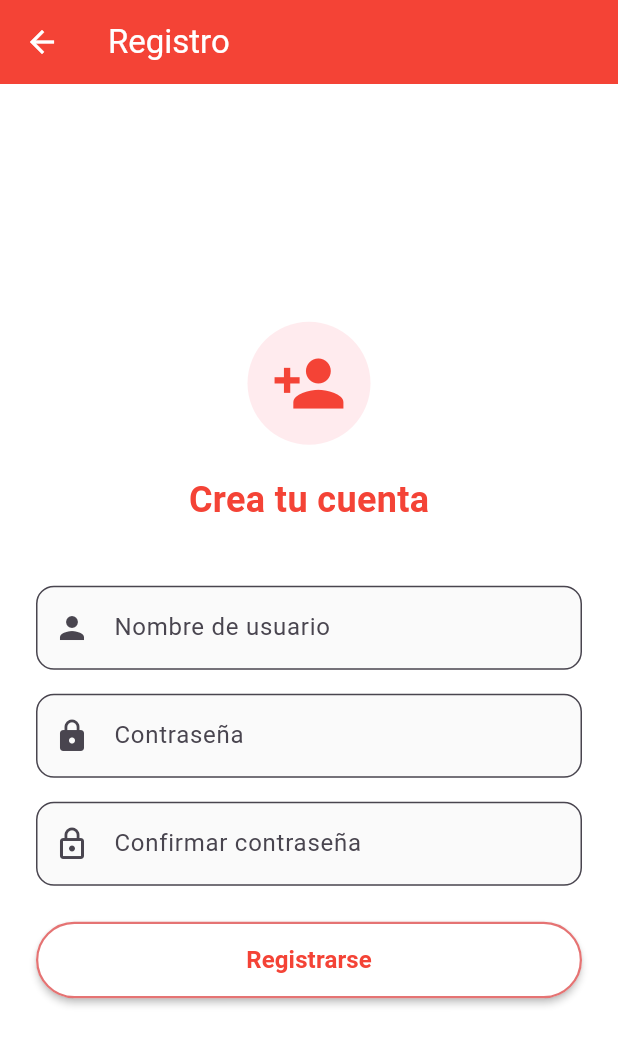
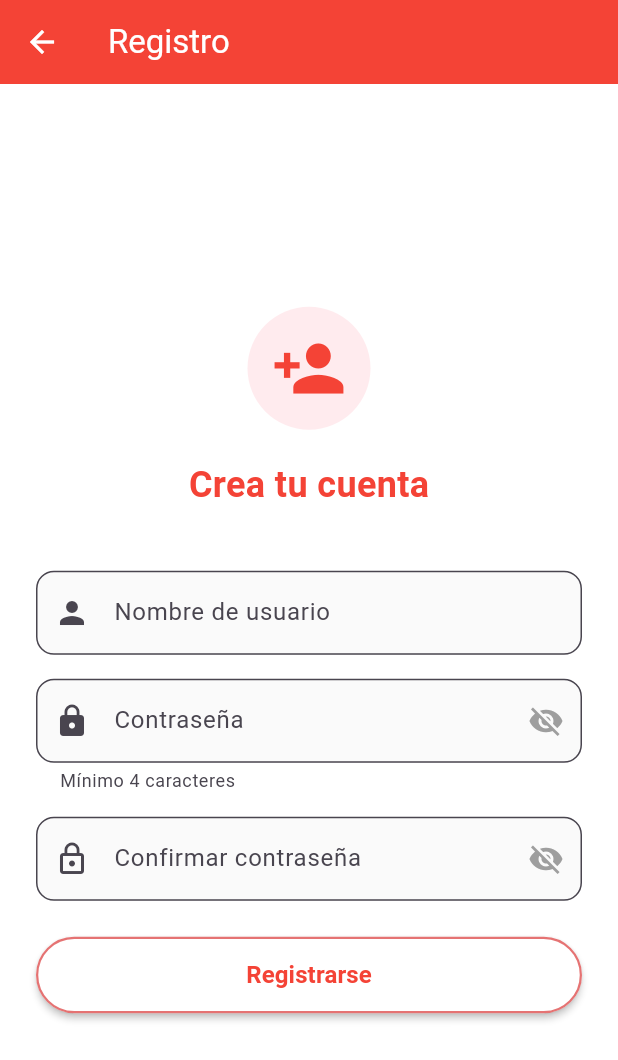
Before and after one commit to Danniel-Al/TallerApps_monitorecg, a Flutter app: the RegisterScreen screen opened directly, on a phone screen of 412 x 824 dp. Shown: the top 1060 px of the screen. Run offline on Flutter 3.47's test engine with Material 3 defaults, Android fonts, the light colour scheme and no system bars.

Commit message:
feat: Agrega visibilidad de contraseña en ambos campos de registro y helper text

```diff
--- a/lib/screens/register_screen.dart
+++ b/lib/screens/register_screen.dart
@@ -1,5 +1,6 @@
 // lib/screens/register_screen.dart
 // PANTALLA DE REGISTRO DE NUEVOS USUARIOS
+// CON OPCIÓN PARA MOSTRAR/OCULTAR CONTRASEÑA EN AMBOS CAMPOS
 
 import 'package:flutter/material.dart';
 
@@ -11,15 +12,22 @@
 }
 
 class _RegisterScreenState extends State<RegisterScreen> {
+  // Controladores para leer el texto de los campos
   final TextEditingController _usernameController = TextEditingController();
   final TextEditingController _passwordController = TextEditingController();
   final TextEditingController _confirmController = TextEditingController();
 
+  // Controlan si las contraseñas se muestran o se ocultan
+  bool _obscurePassword = true;
+  bool _obscureConfirmPassword = true;
+
+  // Función que se ejecuta al presionar "Registrarse"
   void _handleRegister() {
     final username = _usernameController.text.trim();
     final password = _passwordController.text;
     final confirm = _confirmController.text;
 
+    // ========== VALIDACIONES ==========
     if (username.isEmpty) {
       _showError('Ingresa un nombre de usuario');
     } else if (password.isEmpty) {
@@ -29,19 +37,24 @@
     } else if (password.length < 4) {
       _showError('La contraseña debe tener al menos 4 caracteres');
     } else {
+      // Registro exitoso
       _showSuccess('Registro exitoso. Ahora inicia sesión.');
+
+      // Regresa a la pantalla de login después de 2 segundos
       Future.delayed(const Duration(seconds: 2), () {
         Navigator.pop(context);
       });
     }
   }
 
+  // Muestra mensaje de error (fondo rojo)
   void _showError(String message) {
     ScaffoldMessenger.of(context).showSnackBar(
       SnackBar(content: Text(message), backgroundColor: Colors.red),
     );
   }
 
+  // Muestra mensaje de éxito (fondo verde)
   void _showSuccess(String message) {
     ScaffoldMessenger.of(context).showSnackBar(
       SnackBar(content: Text(message), backgroundColor: Colors.green),
@@ -53,7 +66,10 @@
     return Scaffold(
       backgroundColor: Colors.white,
       appBar: AppBar(
-        title: const Text('Registro', style: TextStyle(color: Colors.white)),
+        title: const Text(
+          'Registro',
+          style: TextStyle(color: Colors.white),
+        ),
         backgroundColor: Colors.red,
         elevation: 0,
         leading: IconButton(
@@ -66,59 +82,108 @@
         child: Column(
           mainAxisAlignment: MainAxisAlignment.center,
           children: [
+            // Icono de persona con círculo de fondo
             Container(
               padding: const EdgeInsets.all(16),
               decoration: BoxDecoration(
                 color: Colors.red.shade50,
                 shape: BoxShape.circle,
               ),
-              child: const Icon(Icons.person_add, size: 50, color: Colors.red),
+              child: const Icon(
+                Icons.person_add,
+                size: 50,
+                color: Colors.red,
+              ),
             ),
             const SizedBox(height: 20),
+
+            // Título
             const Text(
               'Crea tu cuenta',
-              style: TextStyle(fontSize: 24, fontWeight: FontWeight.bold, color: Colors.red),
+              style: TextStyle(
+                fontSize: 24,
+                fontWeight: FontWeight.bold,
+                color: Colors.red,
+              ),
             ),
             const SizedBox(height: 40),
-            // Campo usuario
+
+            // Campo: Nombre de usuario
             TextField(
               controller: _usernameController,
               decoration: InputDecoration(
                 labelText: 'Nombre de usuario',
-                border: OutlineInputBorder(borderRadius: BorderRadius.circular(12)),
+                border: OutlineInputBorder(
+                  borderRadius: BorderRadius.circular(12),
+                ),
                 prefixIcon: const Icon(Icons.person),
                 filled: true,
                 fillColor: Colors.grey.shade50,
               ),
             ),
             const SizedBox(height: 16),
-            // Campo contraseña
+
+            // Campo: Contraseña (CON OPCIÓN DE VISIBILIDAD)
             TextField(
               controller: _passwordController,
-              obscureText: true,
+              obscureText: _obscurePassword,
               decoration: InputDecoration(
                 labelText: 'Contraseña',
-                border: OutlineInputBorder(borderRadius: BorderRadius.circular(12)),
+                border: OutlineInputBorder(
+                  borderRadius: BorderRadius.circular(12),
+                ),
                 prefixIcon: const Icon(Icons.lock),
+                suffixIcon: IconButton(
+                  icon: Icon(
+                    _obscurePassword
+                        ? Icons.visibility_off
+                        : Icons.visibility,
+                    color: Colors.grey,
+                  ),
+                  onPressed: () {
+                    setState(() {
+                      _obscurePassword = !_obscurePassword;
+                    });
+                  },
+                ),
+                helperText: 'Mínimo 4 caracteres',
+                helperStyle: const TextStyle(fontSize: 12),
                 filled: true,
                 fillColor: Colors.grey.shade50,
               ),
             ),
             const SizedBox(height: 16),
-            // Campo confirmar contraseña
+
+            // Campo: Confirmar Contraseña (CON OPCIÓN DE VISIBILIDAD)
             TextField(
               controller: _confirmController,
-              obscureText: true,
+              obscureText: _obscureConfirmPassword,
               decoration: InputDecoration(
                 labelText: 'Confirmar contraseña',
-                border: OutlineInputBorder(borderRadius: BorderRadius.circular(12)),
+                border: OutlineInputBorder(
+                  borderRadius: BorderRadius.circular(12),
+                ),
                 prefixIcon: const Icon(Icons.lock_outline),
+                suffixIcon: IconButton(
+                  icon: Icon(
+                    _obscureConfirmPassword
+                        ? Icons.visibility_off
+                        : Icons.visibility,
+                    color: Colors.grey,
+                  ),
+                  onPressed: () {
+                    setState(() {
+                      _obscureConfirmPassword = !_obscureConfirmPassword;
+                    });
+                  },
+                ),
                 filled: true,
                 fillColor: Colors.grey.shade50,
               ),
             ),
             const SizedBox(height: 24),
-            // Botón registrarse
+
+            // Botón: Registrarse
             SizedBox(
               width: double.infinity,
               child: ElevatedButton(
@@ -135,7 +200,10 @@
                 ),
                 child: const Text(
                   'Registrarse',
-                  style: TextStyle(fontSize: 16, fontWeight: FontWeight.bold),
+                  style: TextStyle(
+                    fontSize: 16,
+                    fontWeight: FontWeight.bold,
+                  ),
                 ),
               ),
             ),
```
